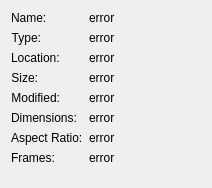
This is src/qvinfodialog.ui in jurplel/qView as Qt 5 draws it before an edit. The edited form follows.
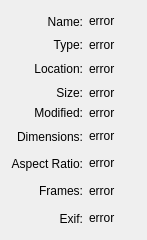
This is the edited form.

Commit message:
Added EXIF data in file info via exiv2.
Works on macOS and Linux via
brew install exiv2 (macOS) and apt install libexiv2-dev (Linux)

Patch:
```diff
--- a/src/qvinfodialog.ui
+++ b/src/qvinfodialog.ui
@@ -6,8 +6,8 @@
    <rect>
     <x>0</x>
     <y>0</y>
-    <width>212</width>
-    <height>188</height>
+    <width>147</width>
+    <height>240</height>
    </rect>
   </property>
   <property name="sizePolicy">
@@ -19,14 +19,9 @@
   <property name="windowTitle">
    <string>File Info</string>
   </property>
-  <layout class="QFormLayout" name="formLayout">
+  <layout class="QGridLayout" name="gridLayout_2">
    <item row="0" column="0">
-    <widget class="QLabel" name="label">
-     <property name="text">
-      <string>Name:</string>
-     </property>
-    </widget>
-   </item>
+    <layout class="QGridLayout" name="gridLayout">
    <item row="0" column="1">
     <widget class="QLabel" name="nameLabel">
      <property name="cursor">
@@ -40,22 +35,29 @@
      </property>
     </widget>
    </item>
-   <item row="1" column="0">
-    <widget class="QLabel" name="label1">
-     <property name="sizePolicy">
-      <sizepolicy hsizetype="Preferred" vsizetype="Maximum">
-       <horstretch>0</horstretch>
-       <verstretch>0</verstretch>
-      </sizepolicy>
-     </property>
+     <item row="7" column="0">
+      <widget class="QLabel" name="framesLabel2">
      <property name="text">
-      <string>Type:</string>
+        <string>Frames:</string>
      </property>
      <property name="alignment">
       <set>Qt::AlignRight|Qt::AlignTrailing|Qt::AlignVCenter</set>
      </property>
     </widget>
    </item>
+     <item row="6" column="1">
+      <widget class="QLabel" name="ratioLabel">
+       <property name="cursor">
+        <cursorShape>IBeamCursor</cursorShape>
+       </property>
+       <property name="text">
+        <string>error</string>
+       </property>
+       <property name="textInteractionFlags">
+        <set>Qt::TextSelectableByMouse</set>
+       </property>
+      </widget>
+     </item>
    <item row="1" column="1">
     <widget class="QLabel" name="typeLabel">
      <property name="cursor">
@@ -69,11 +71,47 @@
      </property>
     </widget>
    </item>
+     <item row="5" column="0">
+      <widget class="QLabel" name="label_2">
+       <property name="text">
+        <string>Dimensions:</string>
+       </property>
+       <property name="alignment">
+        <set>Qt::AlignRight|Qt::AlignTrailing|Qt::AlignVCenter</set>
+       </property>
+      </widget>
+     </item>
+     <item row="5" column="1">
+      <widget class="QLabel" name="dimensionsLabel">
+       <property name="cursor">
+        <cursorShape>IBeamCursor</cursorShape>
+       </property>
+       <property name="text">
+        <string>error</string>
+       </property>
+       <property name="textInteractionFlags">
+        <set>Qt::TextSelectableByMouse</set>
+       </property>
+      </widget>
+     </item>
+     <item row="8" column="0">
+      <widget class="QLabel" name="framesLabel2_2">
+       <property name="text">
+        <string>Exif:</string>
+       </property>
+       <property name="alignment">
+        <set>Qt::AlignRight|Qt::AlignTrailing|Qt::AlignVCenter</set>
+       </property>
+      </widget>
+     </item>
    <item row="2" column="0">
     <widget class="QLabel" name="label_4">
      <property name="text">
       <string>Location:</string>
      </property>
+       <property name="alignment">
+        <set>Qt::AlignRight|Qt::AlignTrailing|Qt::AlignVCenter</set>
+       </property>
     </widget>
    </item>
    <item row="2" column="1">
@@ -89,6 +127,45 @@
      </property>
     </widget>
    </item>
+     <item row="8" column="1">
+      <widget class="QLabel" name="miscLabel">
+       <property name="cursor">
+        <cursorShape>IBeamCursor</cursorShape>
+       </property>
+       <property name="text">
+        <string>error</string>
+       </property>
+       <property name="textInteractionFlags">
+        <set>Qt::TextSelectableByMouse</set>
+       </property>
+      </widget>
+     </item>
+     <item row="7" column="1">
+      <widget class="QLabel" name="framesLabel">
+       <property name="cursor">
+        <cursorShape>IBeamCursor</cursorShape>
+       </property>
+       <property name="text">
+        <string>error</string>
+       </property>
+       <property name="textInteractionFlags">
+        <set>Qt::TextSelectableByMouse</set>
+       </property>
+      </widget>
+     </item>
+     <item row="4" column="1">
+      <widget class="QLabel" name="modifiedLabel">
+       <property name="cursor">
+        <cursorShape>IBeamCursor</cursorShape>
+       </property>
+       <property name="text">
+        <string>error</string>
+       </property>
+       <property name="textInteractionFlags">
+        <set>Qt::TextSelectableByMouse</set>
+       </property>
+      </widget>
+     </item>
    <item row="3" column="0">
     <widget class="QLabel" name="label2">
      <property name="sizePolicy">
@@ -105,97 +182,44 @@
      </property>
     </widget>
    </item>
-   <item row="3" column="1">
-    <widget class="QLabel" name="sizeLabel">
-     <property name="cursor">
-      <cursorShape>IBeamCursor</cursorShape>
-     </property>
-     <property name="text">
-      <string>error</string>
-     </property>
-     <property name="textInteractionFlags">
-      <set>Qt::TextSelectableByMouse</set>
-     </property>
-    </widget>
-   </item>
-   <item row="4" column="0">
-    <widget class="QLabel" name="label3">
-     <property name="sizePolicy">
-      <sizepolicy hsizetype="Preferred" vsizetype="Maximum">
-       <horstretch>0</horstretch>
-       <verstretch>0</verstretch>
-      </sizepolicy>
-     </property>
-     <property name="text">
-      <string>Modified:</string>
-     </property>
-     <property name="alignment">
-      <set>Qt::AlignRight|Qt::AlignTrailing|Qt::AlignVCenter</set>
-     </property>
-    </widget>
-   </item>
-   <item row="4" column="1">
-    <widget class="QLabel" name="modifiedLabel">
-     <property name="cursor">
-      <cursorShape>IBeamCursor</cursorShape>
-     </property>
-     <property name="text">
-      <string>error</string>
-     </property>
-     <property name="textInteractionFlags">
-      <set>Qt::TextSelectableByMouse</set>
-     </property>
-    </widget>
-   </item>
-   <item row="5" column="0">
-    <widget class="QLabel" name="label_2">
-     <property name="text">
-      <string>Dimensions:</string>
-     </property>
-    </widget>
-   </item>
-   <item row="5" column="1">
-    <widget class="QLabel" name="dimensionsLabel">
-     <property name="cursor">
-      <cursorShape>IBeamCursor</cursorShape>
-     </property>
-     <property name="text">
-      <string>error</string>
-     </property>
-     <property name="textInteractionFlags">
-      <set>Qt::TextSelectableByMouse</set>
-     </property>
-    </widget>
-   </item>
    <item row="6" column="0">
     <widget class="QLabel" name="label_3">
      <property name="text">
       <string>Aspect Ratio:</string>
      </property>
-    </widget>
-   </item>
-   <item row="6" column="1">
-    <widget class="QLabel" name="ratioLabel">
-     <property name="cursor">
-      <cursorShape>IBeamCursor</cursorShape>
+       <property name="alignment">
+        <set>Qt::AlignRight|Qt::AlignTrailing|Qt::AlignVCenter</set>
+       </property>
+      </widget>
+     </item>
+     <item row="4" column="0">
+      <widget class="QLabel" name="label3">
+       <property name="sizePolicy">
+        <sizepolicy hsizetype="Preferred" vsizetype="Maximum">
+         <horstretch>0</horstretch>
+         <verstretch>0</verstretch>
+        </sizepolicy>
      </property>
      <property name="text">
-      <string>error</string>
-     </property>
-     <property name="textInteractionFlags">
-      <set>Qt::TextSelectableByMouse</set>
+        <string>Modified:</string>
+       </property>
+       <property name="alignment">
+        <set>Qt::AlignRight|Qt::AlignTrailing|Qt::AlignVCenter</set>
      </property>
     </widget>
    </item>
-   <item row="7" column="0">
-    <widget class="QLabel" name="framesLabel2">
+     <item row="0" column="0">
+      <widget class="QLabel" name="label">
      <property name="text">
-      <string>Frames:</string>
-     </property>
-    </widget>
-   </item>
-   <item row="7" column="1">
-    <widget class="QLabel" name="framesLabel">
+        <string>Name:</string>
+       </property>
+       <property name="alignment">
+        <set>Qt::AlignRight|Qt::AlignTrailing|Qt::AlignVCenter</set>
+       </property>
+      </widget>
+     </item>
+     <item row="3" column="1">
+      <widget class="QLabel" name="sizeLabel">
      <property name="cursor">
       <cursorShape>IBeamCursor</cursorShape>
      </property>
@@ -206,6 +230,24 @@
       <set>Qt::TextSelectableByMouse</set>
      </property>
     </widget>
+     </item>
+     <item row="1" column="0">
+      <widget class="QLabel" name="label1">
+       <property name="sizePolicy">
+        <sizepolicy hsizetype="Preferred" vsizetype="Maximum">
+         <horstretch>0</horstretch>
+         <verstretch>0</verstretch>
+        </sizepolicy>
+       </property>
+       <property name="text">
+        <string>Type:</string>
+       </property>
+       <property name="alignment">
+        <set>Qt::AlignRight|Qt::AlignTrailing|Qt::AlignVCenter</set>
+       </property>
+      </widget>
+     </item>
+    </layout>
    </item>
   </layout>
   <action name="actionRefresh">
```
Lines whose indentation alone changed are shown as unchanged. The commit also changes 2 other files.
